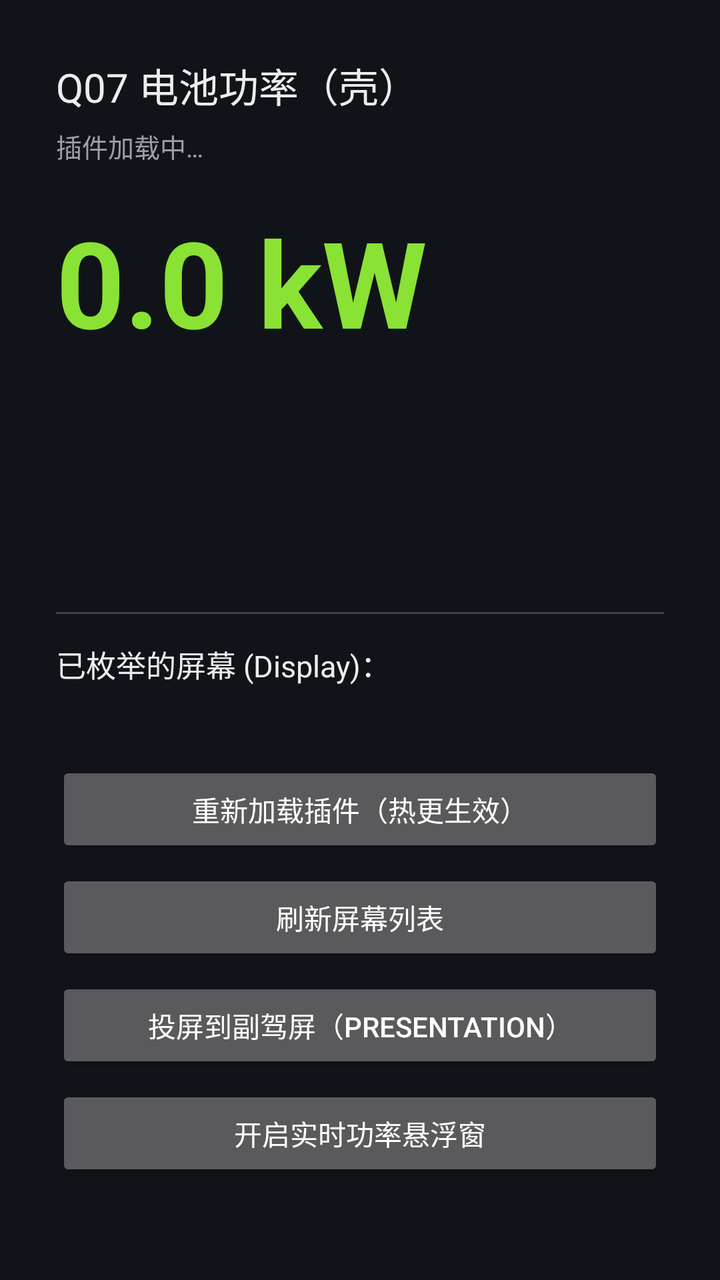
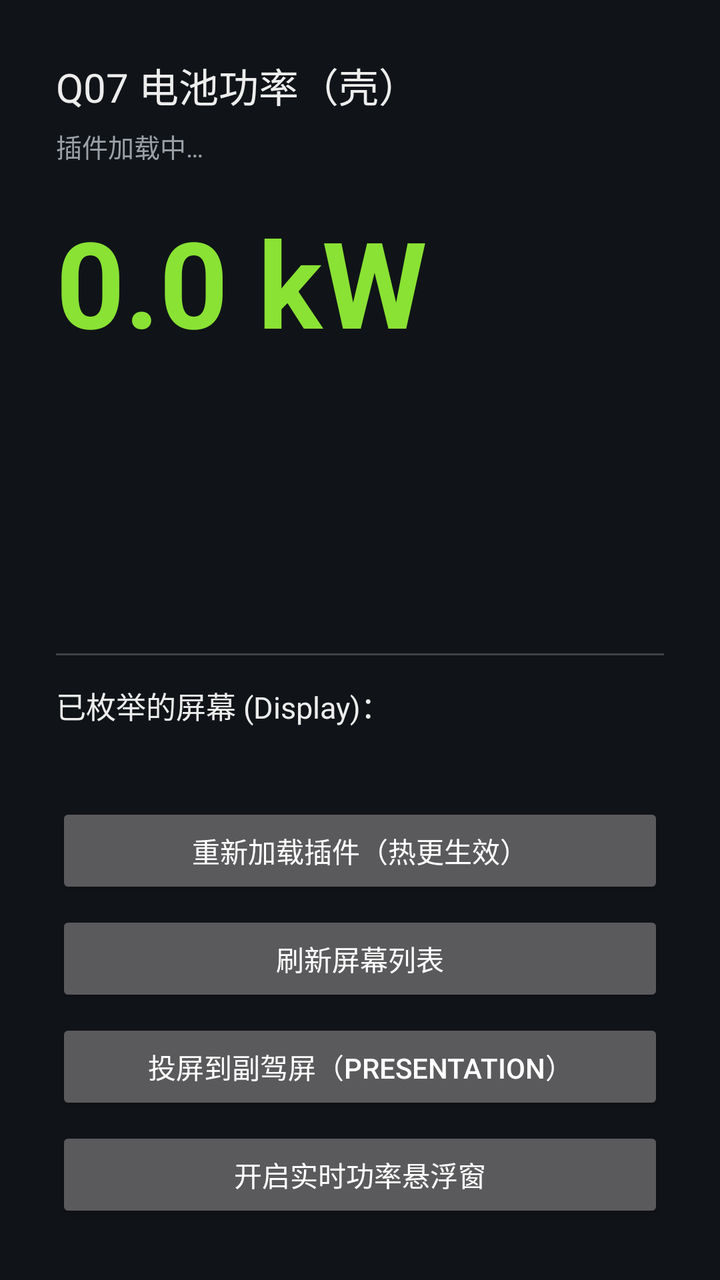

Compare the two renders of this Android layout. The source of the first and the diff that turns it into the second are given below.
<!-- AndroidManifest.xml: application theme android:Theme.Material.NoActionBar -->
<!-- res/layout/activity_main.xml -->
<?xml version="1.0" encoding="utf-8"?>
<ScrollView xmlns:android="http://schemas.android.com/apk/res/android"
    android:layout_width="match_parent"
    android:layout_height="match_parent"
    android:background="#FF101418"
    android:fillViewport="true">

    <LinearLayout
        android:layout_width="match_parent"
        android:layout_height="wrap_content"
        android:orientation="vertical"
        android:padding="28dp">

        <TextView
            android:layout_width="wrap_content"
            android:layout_height="wrap_content"
            android:text="@string/app_name"
            android:textColor="#FFEDEDED"
            android:textSize="20sp" />

        <TextView
            android:id="@+id/tvPlugin"
            android:layout_width="match_parent"
            android:layout_height="wrap_content"
            android:layout_marginTop="6dp"
            android:text="@string/plugin_loading"
            android:textColor="#FF9AA0A6"
            android:textSize="13sp" />

        <TextView
            android:id="@+id/tvPower"
            android:layout_width="wrap_content"
            android:layout_height="wrap_content"
            android:layout_marginTop="18dp"
            android:text="0.0 kW"
            android:textColor="#FF8AE234"
            android:textSize="60sp"
            android:textStyle="bold" />

        <TextView
            android:id="@+id/tvRpm"
            android:layout_width="wrap_content"
            android:layout_height="wrap_content"
            android:textColor="#FFFCE94F"
            android:textSize="34sp" />

        <TextView
            android:id="@+id/tvSoc"
            android:layout_width="wrap_content"
            android:layout_height="wrap_content"
            android:layout_marginTop="6dp"
            android:textColor="#FF9AA0A6"
            android:textSize="16sp" />

        <TextView
            android:id="@+id/tvTurn"
            android:layout_width="wrap_content"
            android:layout_height="wrap_content"
            android:layout_marginTop="6dp"
            android:textColor="#FF729FCF"
            android:textSize="18sp" />

        <View
            android:layout_width="match_parent"
            android:layout_height="1dp"
            android:layout_marginTop="22dp"
            android:layout_marginBottom="14dp"
            android:background="#33FFFFFF" />

        <TextView
            android:layout_width="wrap_content"
            android:layout_height="wrap_content"
            android:text="@string/displays_title"
            android:textColor="#FFEDEDED"
            android:textSize="15sp" />

        <TextView
            android:id="@+id/tvDisplays"
            android:layout_width="match_parent"
            android:layout_height="wrap_content"
            android:layout_marginTop="6dp"
            android:fontFamily="monospace"
            android:textColor="#FF9AA0A6"
            android:textSize="13sp" />

        <Button
            android:id="@+id/btnReloadPlugin"
            android:layout_width="match_parent"
            android:layout_height="wrap_content"
            android:layout_marginTop="14dp"
            android:text="@string/btn_reload_plugin" />

        <Button
            android:id="@+id/btnRefreshDisplays"
            android:layout_width="match_parent"
            android:layout_height="wrap_content"
            android:layout_marginTop="6dp"
            android:text="@string/btn_refresh_displays" />

        <Button
            android:id="@+id/btnPresentation"
            android:layout_width="match_parent"
            android:layout_height="wrap_content"
            android:layout_marginTop="6dp"
            android:text="@string/btn_presentation" />

        <Button
            android:id="@+id/btnOverlay"
            android:layout_width="match_parent"
            android:layout_height="wrap_content"
            android:layout_marginTop="6dp"
            android:text="@string/btn_overlay" />

    </LinearLayout>
</ScrollView>
<!-- resources referenced by this layout -->
<resources>
  <string name="app_name">Q07 电池功率（壳）</string>
  <string name="btn_overlay">开启实时功率悬浮窗</string>
  <string name="btn_presentation">投屏到副驾屏（Presentation）</string>
  <string name="btn_refresh_displays">刷新屏幕列表</string>
  <string name="btn_reload_plugin">重新加载插件（热更生效）</string>
  <string name="displays_title">已枚举的屏幕 (Display)：</string>
  <string name="plugin_loading">插件加载中…</string>
</resources>

<!-- the commit's change to res/layout/activity_main.xml (unified diff, before → after) -->
@@ -60,6 +60,15 @@
             android:textColor="#FF729FCF"
             android:textSize="18sp" />
 
+        <TextView
+            android:id="@+id/tvRaw"
+            android:layout_width="match_parent"
+            android:layout_height="wrap_content"
+            android:layout_marginTop="6dp"
+            android:fontFamily="monospace"
+            android:textColor="#66FFFFFF"
+            android:textSize="11sp" />
+
         <View
             android:layout_width="match_parent"
             android:layout_height="1dp"
